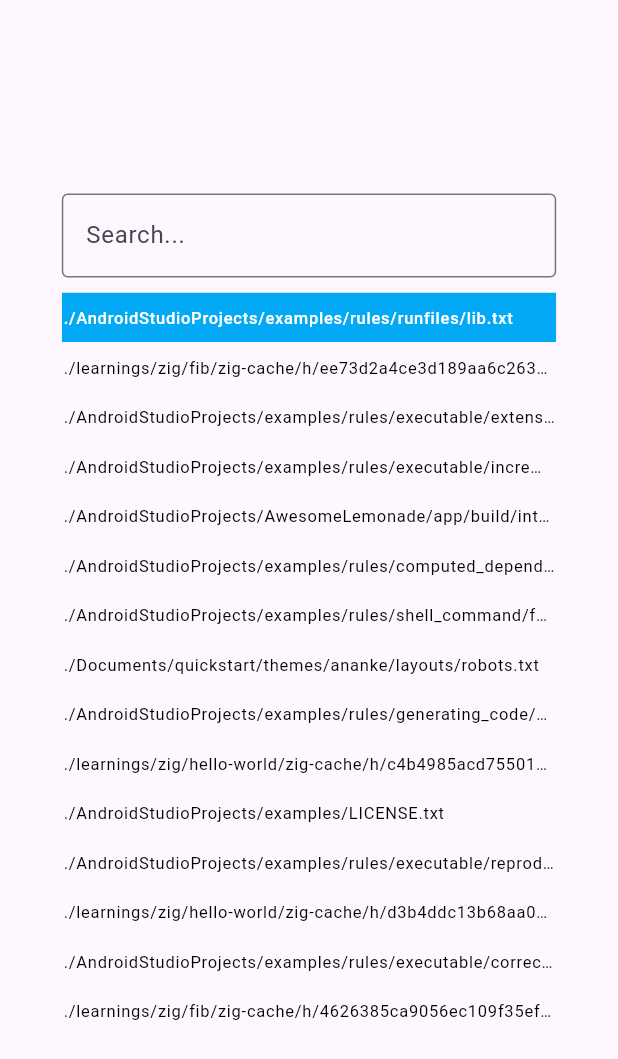
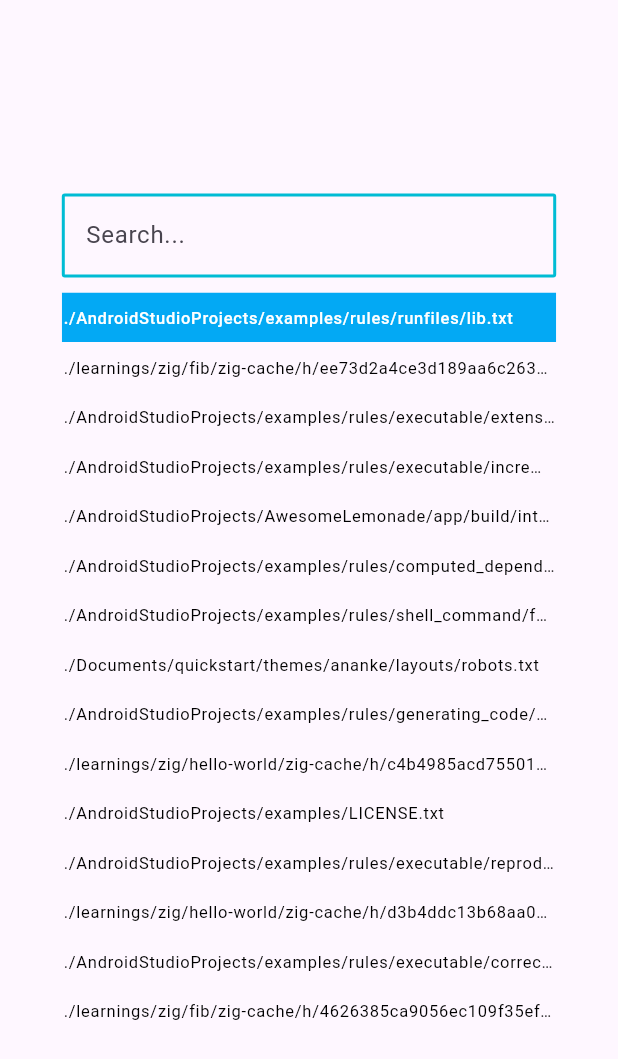
Before and after one commit to gyreas/balloon, a Flutter app: the screen it shows after launch, on a phone screen of 412 x 824 dp. Shown: the top 1059 px of the screen. Run offline on Flutter 3.47's test engine with Material 3 defaults, Android fonts, the phone set to English and light mode, and no system bars.

Commit message:
feat: customize searchbar border
* No, I was wrong, it doesn't matter about the themeing

```diff
--- a/lib/src/search/widgets/search_bar.dart
+++ b/lib/src/search/widgets/search_bar.dart
@@ -29,8 +29,14 @@
         cursorColor: Colors.black,
         decoration: InputDecoration(
           hintText: prompt,
-          // TODO: this gets overridden within the TextField constructor logic somewhere, so theming is adviced
-          border: OutlineInputBorder(),
+          enabledBorder: OutlineInputBorder(
+            borderSide: BorderSide(color: Colors.cyan, width: 2),
+            borderRadius: BorderRadius.circular(2),
+          ),
+          focusedBorder: OutlineInputBorder(
+            borderRadius: BorderRadius.circular(2),
+            borderSide: BorderSide(color: Colors.cyan, width: 2),
+          ),
         ),
         onChanged: (query) {
           searchController.updateQuery(query);
```
